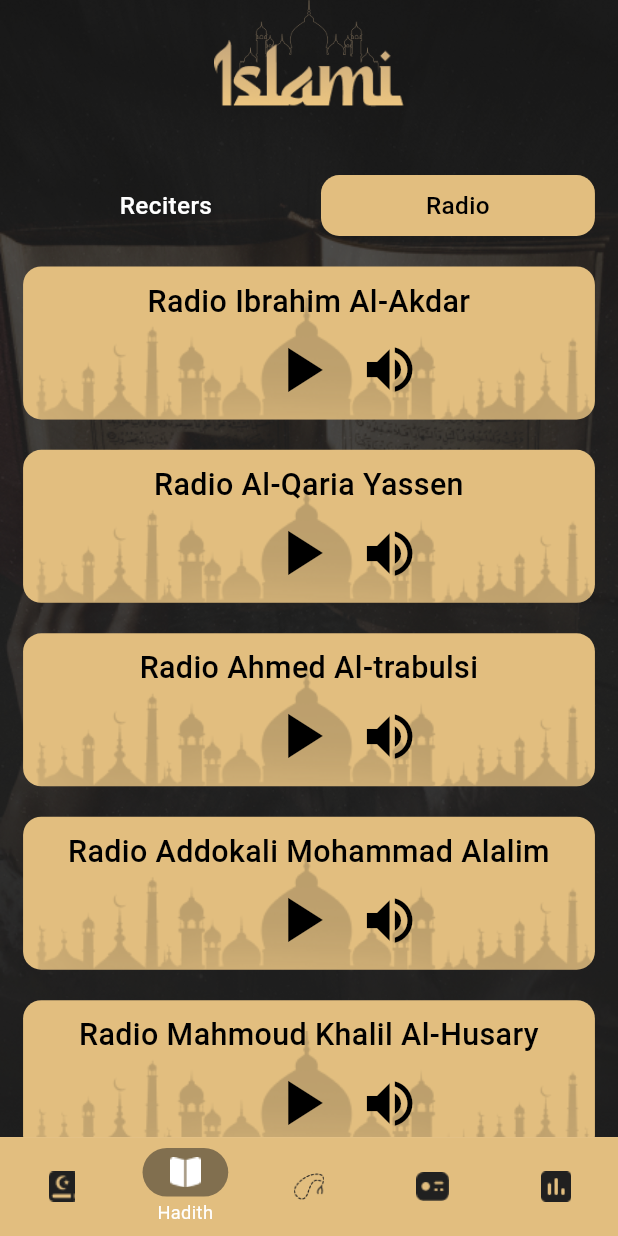
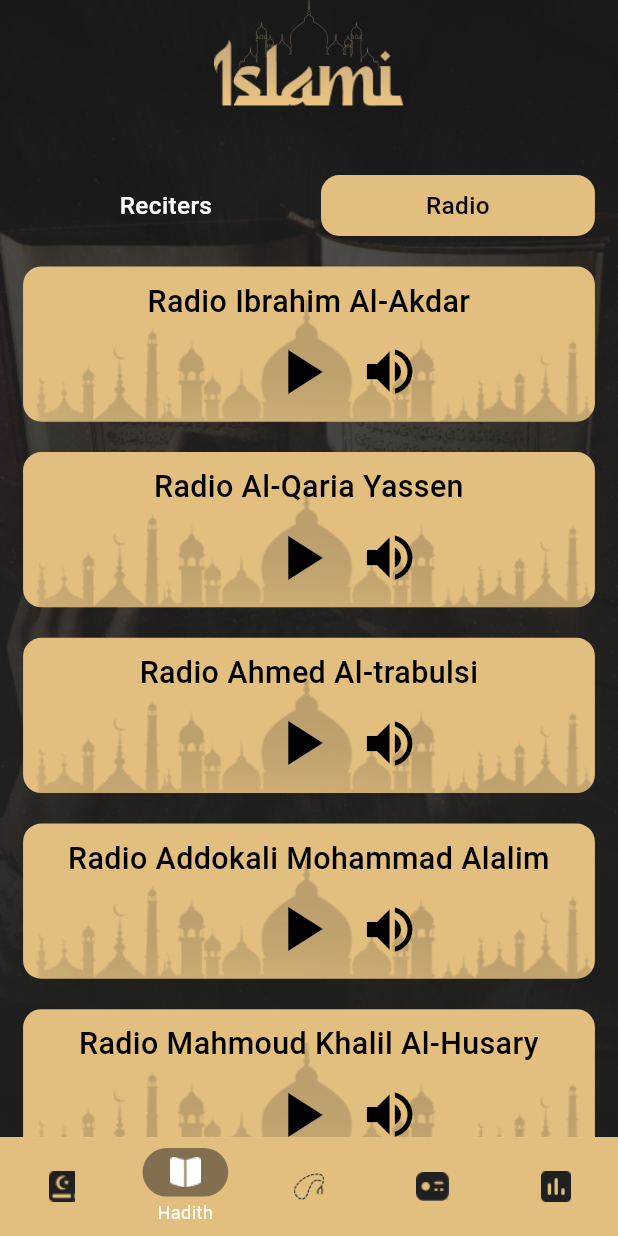
Before and after one commit to AhmedMohamedHabashi/Islami, a Flutter app: the screen it shows after launch, on a phone screen of 412 x 824 dp. Run offline on Flutter 3.47's test engine with Material 3 defaults, Android fonts, the light colour scheme and no system bars; our stand-ins replace bloc, connectivity_plus, dio, equatable, flutter_bloc, flutter_screenutil and 3 more.

Commit message:
fix: correct height property to use ScreenUtil for responsive design

```diff
--- a/lib/features/radio/presentation/views/widgets/radio_item_card.dart
+++ b/lib/features/radio/presentation/views/widgets/radio_item_card.dart
@@ -34,7 +34,7 @@ class RadioItemCard extends StatelessWidget {
       child: InkWell(
         onTap: onTap,
         child: SizedBox(
-          height: 102,
+          height: 102.h,
           width: double.infinity,
           child: Stack(
             children: [
```
